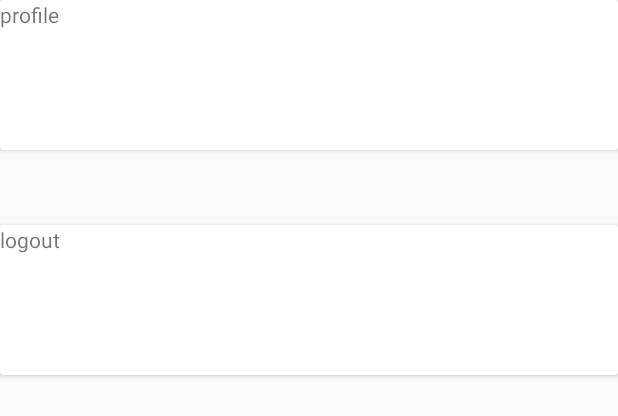
After one commit to Mafisalawrence/LastMySpaza, an Android app: the layout fragment_settings.xml on its own in the app's theme, with its tools: preview values and no code run, on a phone screen of 412 x 824 dp. The commit adds this screen. Shown: the top 416 px of the screen. Run offline under Robolectric (Android 15) with nearby library versions, the phone set to English and light mode, and no system bars.

Commit message:
logout and settings fragment

```diff
--- a/app/build.gradle
+++ b/app/build.gradle
@@ -31,6 +31,7 @@ dependencies {
     implementation 'com.google.firebase:firebase-core:16.0.3'
     implementation 'com.android.support:support-v4:28.0.0'
     implementation 'com.google.firebase:firebase-database:16.0.1'
+    implementation 'com.android.support:cardview-v7:28.0.0'
     testImplementation 'junit:junit:4.12'
     androidTestImplementation 'com.android.support.test:runner:1.0.2'
     androidTestImplementation 'com.android.support.test.espresso:espresso-core:3.0.2'
--- a/app/src/main/java/com/example/lastmyspaza/Shared/Classes/Authentication.java
+++ b/app/src/main/java/com/example/lastmyspaza/Shared/Classes/Authentication.java
@@ -26,7 +26,7 @@ public class Authentication {
         return mAuth.getCurrentUser();
     }
 
-    public void SignOutCurrentUser(){
+    public  void SignOutCurrentUser(){
         mAuth.signOut();
     }
 }
--- /dev/null
+++ b/app/src/main/res/layout/fragment_settings.xml
@@ -0,0 +1,37 @@
+<?xml version="1.0" encoding="utf-8"?>
+<FrameLayout xmlns:android="http://schemas.android.com/apk/res/android"
+    xmlns:tools="http://schemas.android.com/tools"
+    android:layout_width="match_parent"
+    android:layout_height="match_parent"
+    tools:context=".Manager.Fragments.SettingsFragment">
+
+    <android.support.v7.widget.CardView
+        xmlns:card_view="http://schemas.android.com/apk/res-auto"
+        android:id="@+id/profile_card"
+        android:layout_width="match_parent"
+        android:layout_height="100dp">
+
+        <TextView
+            android:id="@+id/info_text"
+            android:layout_width="match_parent"
+            android:layout_height="match_parent"
+            android:text="profile"/>
+
+    </android.support.v7.widget.CardView>
+
+    <android.support.v7.widget.CardView
+        xmlns:card_view="http://schemas.android.com/apk/res-auto"
+        android:id="@+id/logout_card"
+        android:layout_width="match_parent"
+        android:layout_height="100dp"
+        android:layout_marginTop="150dp">
+
+        <TextView
+            android:id="@+id/logout"
+            android:layout_width="match_parent"
+            android:layout_height="match_parent"
+            android:text="logout" />
+
+    </android.support.v7.widget.CardView>
+
+</FrameLayout>
```
Also changed, not shown: app/src/main/java/com/example/lastmyspaza/Manager/Fragments/SettingsFragment.java (added, +62 -0 lines), app/src/main/java/com/example/lastmyspaza/Manager/ManagerActivity.java (+11 -1 lines), app/src/main/java/com/example/lastmyspaza/Shared/Activities/LoginActivity.java (+8 -5 lines), app/src/main/res/drawable/ic_settings_black_24dp.xml (added, +9 -0 lines), app/src/main/res/layout/activity_manager.xml (+7 -9 lines), app/src/main/res/menu/manager_navigation.xml (added, +23 -0 lines), app/src/main/res/values/strings.xml (+4 -3 lines).
